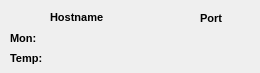
This is debugform.ui in friggob/qtTemp as Qt 5 draws it before an edit. The edited form follows.
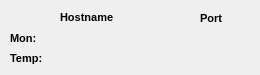
This is the edited form.

Diff of the .ui file:
```diff
--- a/debugform.ui
+++ b/debugform.ui
@@ -1,13 +1,13 @@
 <?xml version="1.0" encoding="UTF-8"?>
 <ui version="4.0">
  <class>debugForm</class>
- <widget class="QWidget" name="debugForm">
+ <widget class="QDialog" name="debugForm">
   <property name="geometry">
    <rect>
     <x>0</x>
     <y>0</y>
     <width>260</width>
-    <height>73</height>
+    <height>75</height>
    </rect>
   </property>
   <property name="font">
@@ -62,7 +62,7 @@
   <widget class="QLabel" name="label_3">
    <property name="geometry">
     <rect>
-     <x>50</x>
+     <x>60</x>
      <y>10</y>
      <width>64</width>
      <height>15</height>
@@ -100,10 +100,10 @@
   <widget class="QLabel" name="hMonLabel">
    <property name="geometry">
     <rect>
-     <x>50</x>
+     <x>60</x>
      <y>30</y>
-     <width>141</width>
-     <height>16</height>
+     <width>131</width>
+     <height>20</height>
     </rect>
    </property>
    <property name="text">
@@ -113,10 +113,10 @@
   <widget class="QLabel" name="hTempLabel">
    <property name="geometry">
     <rect>
-     <x>50</x>
+     <x>60</x>
      <y>50</y>
-     <width>141</width>
-     <height>16</height>
+     <width>131</width>
+     <height>20</height>
     </rect>
    </property>
    <property name="text">
```
